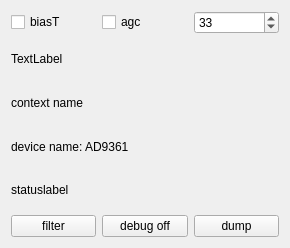
Above: sources/devices/pluto-handler/pluto-widget.ui from JvanKatwijk/qt-dab before the change. Below: the same form after it.
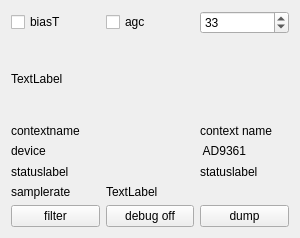
That is the form after the change.

Patch:
```diff
--- a/sources/devices/pluto-handler/pluto-widget.ui
+++ b/sources/devices/pluto-handler/pluto-widget.ui
@@ -6,8 +6,8 @@
    <rect>
     <x>0</x>
     <y>0</y>
-    <width>290</width>
-    <height>248</height>
+    <width>300</width>
+    <height>238</height>
    </rect>
   </property>
   <property name="windowTitle">
@@ -53,25 +53,64 @@
     </widget>
    </item>
    <item>
+    <layout class="QGridLayout" name="gridLayout">
+     <item row="0" column="0" colspan="2">
+      <widget class="QLabel" name="label_2">
+       <property name="text">
+        <string>contextname</string>
+       </property>
+      </widget>
+     </item>
+     <item row="0" column="2">
     <widget class="QLabel" name="contextName">
      <property name="text">
       <string>context name</string>
      </property>
     </widget>
    </item>
-   <item>
+     <item row="1" column="0">
+      <widget class="QLabel" name="label_4">
+       <property name="text">
+        <string>device</string>
+       </property>
+      </widget>
+     </item>
+     <item row="1" column="2">
     <widget class="QLabel" name="name_of_device">
      <property name="text">
-      <string>device name: AD9361</string>
+        <string> AD9361</string>
      </property>
     </widget>
    </item>
-   <item>
+     <item row="2" column="0" colspan="2">
+      <widget class="QLabel" name="label_3">
+       <property name="text">
+        <string>statuslabel</string>
+       </property>
+      </widget>
+     </item>
+     <item row="2" column="2">
     <widget class="QLabel" name="statusLabel">
      <property name="text">
       <string>statuslabel</string>
      </property>
     </widget>
+     </item>
+     <item row="3" column="0">
+      <widget class="QLabel" name="label">
+       <property name="text">
+        <string>samplerate</string>
+       </property>
+      </widget>
+     </item>
+     <item row="3" column="1" colspan="2">
+      <widget class="QLabel" name="rateLabel">
+       <property name="text">
+        <string>TextLabel</string>
+       </property>
+      </widget>
+     </item>
+    </layout>
    </item>
    <item>
     <layout class="QHBoxLayout" name="horizontalLayout">
```
Lines whose indentation alone changed are shown as unchanged.
